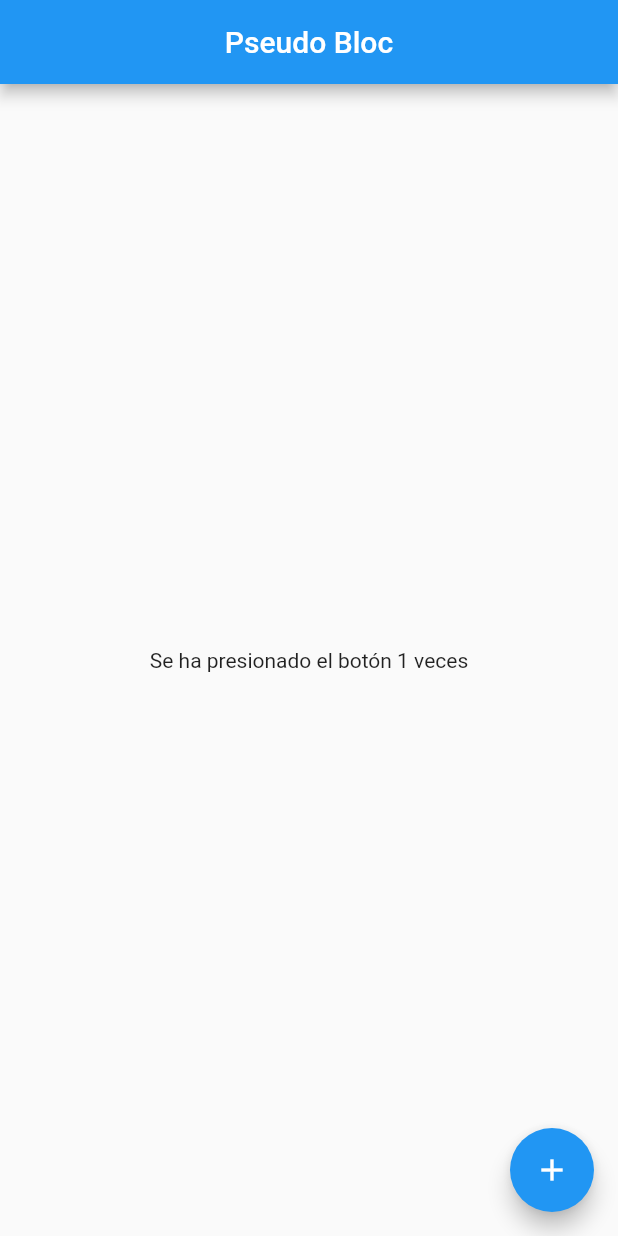
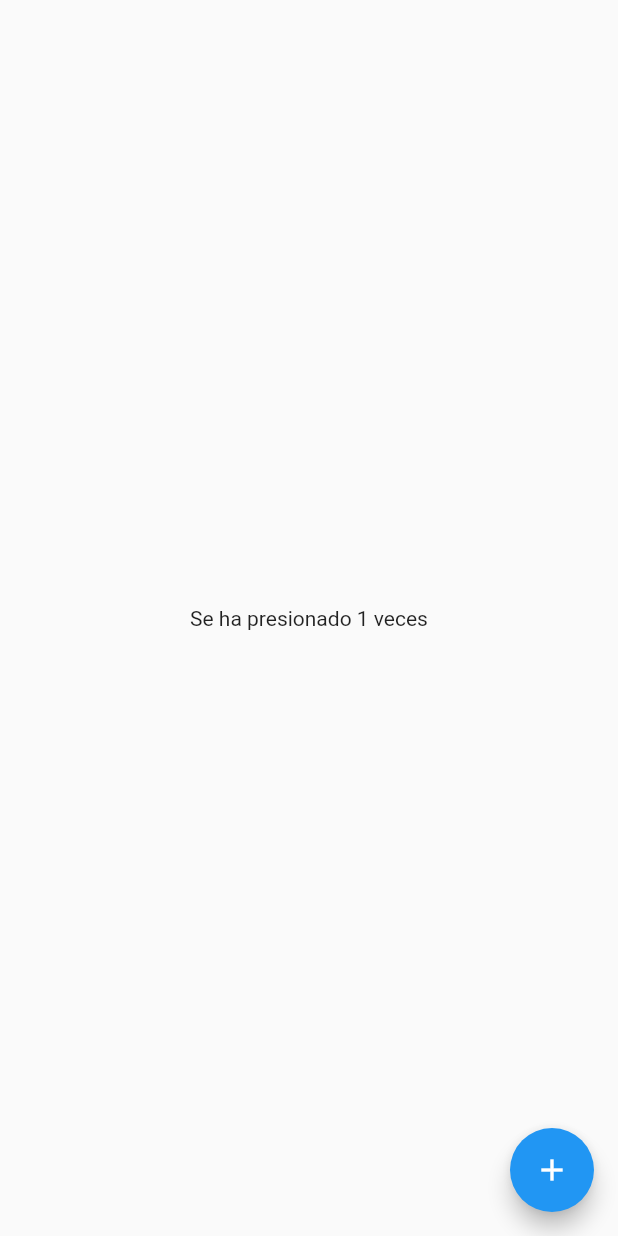
Before and after one commit to alejosandu/flutter_experimentos, a Flutter app: the screen it shows after launch, after a tap on the "add" icon, on a phone screen of 412 x 824 dp. Run offline on Flutter 3.47's test engine with Material 2 defaults, Android fonts, the phone set to English and light mode, and no system bars; our stand-ins replace flushbar.

Commit message:
Implementa CustomProvider de forma manual
Crea en modo de práctica un provider usando únicamente InheritedWidget

```diff
--- /dev/null
+++ b/lib/inherited_objects/custom_consumer_widget.dart
@@ -0,0 +1,32 @@
+import 'package:experiments/inherited_objects/custom_inherited_widget.dart';
+import 'package:flutter/material.dart';
+
+class CustomConsumer<T extends ChangeNotifier> extends StatefulWidget {
+  final Function builder;
+  final Widget child;
+  CustomConsumer({
+    @required this.builder(BuildContext context, T notifier, Widget child),
+    this.child,
+  }) : assert(builder != null);
+
+  @override
+  _CustomConsumerState createState() => _CustomConsumerState();
+}
+
+class _CustomConsumerState extends State<CustomConsumer> {
+  dynamic _notifier;
+
+  @override
+  void initState() {
+    super.initState();
+  }
+
+  @override
+  Widget build(BuildContext context) {
+    _notifier = CustomInheritedWidget.of(context).notifier;
+    _notifier.addListener(() {
+      setState(() {});
+    });
+    return widget.builder(context, _notifier, widget.child);
+  }
+}
--- /dev/null
+++ b/lib/inherited_objects/custom_inherited_widget.dart
@@ -0,0 +1,19 @@
+import 'package:flutter/material.dart';
+
+class CustomInheritedWidget extends InheritedWidget {
+  final Widget child;
+  final notifier;
+
+  CustomInheritedWidget({
+    Key key,
+    this.child,
+    this.notifier,
+  }) : super(key: key, child: child);
+
+  static CustomInheritedWidget of(BuildContext context) {
+    return context.dependOnInheritedWidgetOfExactType<CustomInheritedWidget>();
+  }
+
+  @override
+  bool updateShouldNotify(CustomInheritedWidget oldWidget) => true;
+}
--- /dev/null
+++ b/lib/inherited_objects/custom_notifier_model.dart
@@ -0,0 +1,11 @@
+import 'package:flutter/material.dart';
+
+class CustomChangeNotifier extends ChangeNotifier {
+  int _count = 0;
+  int get count => _count;
+
+  void increment() {
+    _count++;
+    notifyListeners();
+  }
+}
--- a/lib/main.dart
+++ b/lib/main.dart
@@ -1,4 +1,5 @@
 import 'package:experiments/pages/flushbar_page.dart';
+import 'package:experiments/pages/inherited_widgets_page.dart';
 import 'package:experiments/pages/pseudo_bloc_page.dart';
 import 'package:flutter/material.dart';
 
@@ -19,8 +20,9 @@ class MyApp extends StatelessWidget {
       routes: {
         "flushbar": (_) => FlushbarPage(),
         "pseudoBloc": (_) => PseudoBlocPage(),
+        "inherited": (_) => InheritedWidgetPage(),
       },
-      initialRoute: "pseudoBloc",
+      initialRoute: "inherited",
     );
   }
 }
--- /dev/null
+++ b/lib/pages/inherited_widgets_page.dart
@@ -0,0 +1,47 @@
+import 'package:experiments/inherited_objects/custom_consumer_widget.dart';
+import 'package:flutter/material.dart';
+import 'package:experiments/inherited_objects/custom_notifier_model.dart';
+import 'package:experiments/inherited_objects/custom_provider_widget.dart';
+
+class InheritedWidgetPage extends StatelessWidget {
+  @override
+  Widget build(BuildContext context) {
+    return CustomProvider(
+      notifier: CustomChangeNotifier(),
+      child: Scaffold(
+        body: Center(
+          child: InheritedText(),
+        ),
+        floatingActionButton: ButtonAction(),
+      ),
+    );
+  }
+}
+
+class InheritedText extends StatelessWidget {
+  @override
+  Widget build(BuildContext context) {
+    // final int count = CustomInheritedWidget.of(context).count;
+    return CustomConsumer<CustomChangeNotifier>(
+      builder: (context, notifier, child) {
+        return Text("Se ha presionado ${notifier.count} veces");
+      },
+    );
+  }
+}
+
+class ButtonAction extends StatelessWidget {
+  @override
+  Widget build(BuildContext context) {
+    return CustomConsumer<CustomChangeNotifier>(
+      builder: (context, notifier, child) {
+        return FloatingActionButton(
+          child: Icon(Icons.add),
+          onPressed: () {
+            notifier.increment();
+          },
+        );
+      },
+    );
+  }
+}
```
Also changed, not shown: lib/inherited_objects/custom_provider_widget.dart (added, +38 -0 lines).
